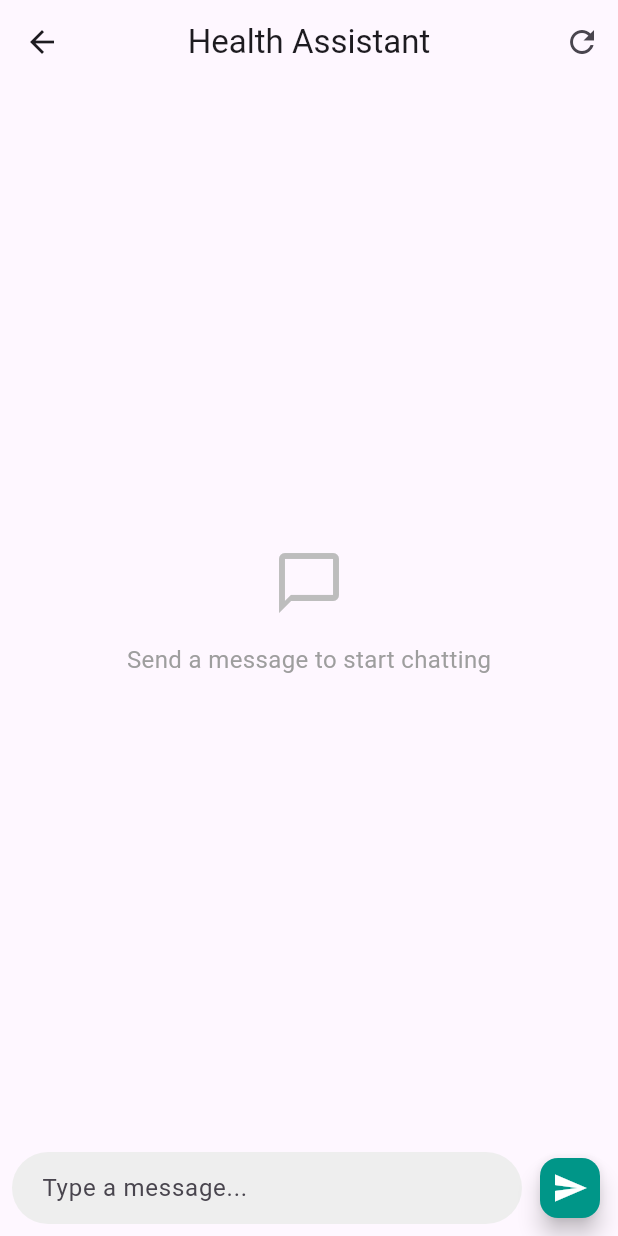
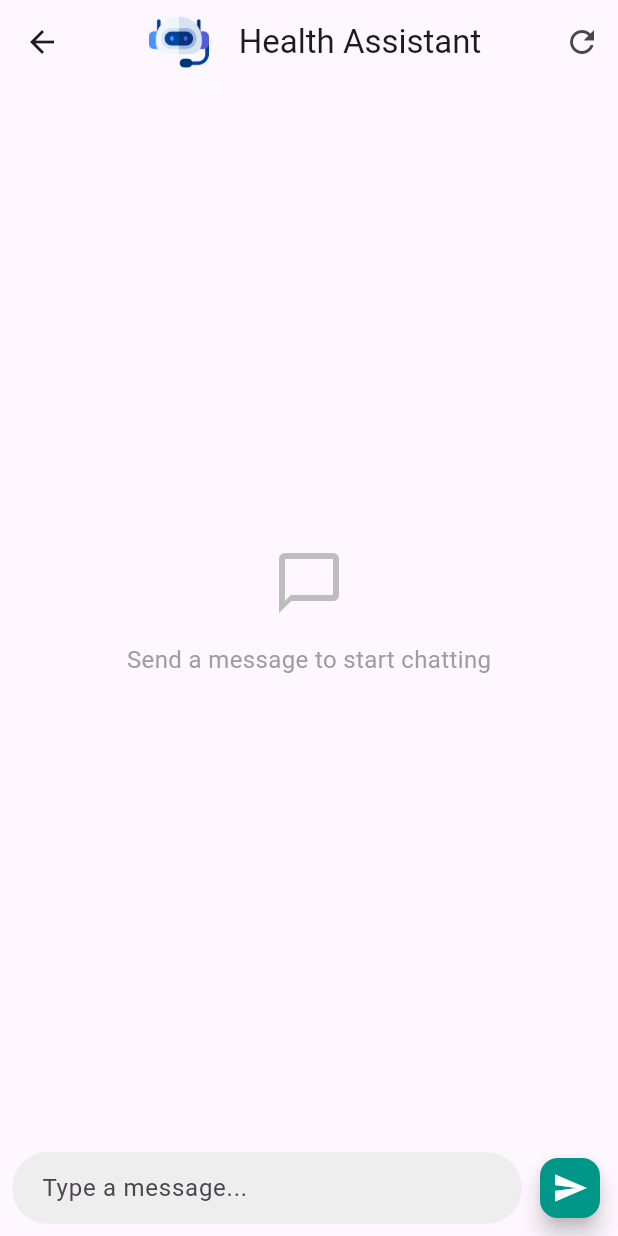
Before and after one commit to Naman2004singh/Vedavita, a Flutter app: the ChatScreen screen opened directly, on a phone screen of 412 x 824 dp. Run offline on Flutter 3.47's test engine with Material 3 defaults, Android fonts, the phone set to English and light mode, and no system bars; our stand-ins replace flutter_markdown, flutter_riverpod; project files that could hold a hidden picture were left out.

Commit message:
improved the app bar UI

```diff
--- a/lib/main.dart
+++ b/lib/main.dart
@@ -14,6 +14,7 @@
   Widget build(BuildContext context) {
     return MaterialApp(
       title: 'Flutter Demo',
+      debugShowCheckedModeBanner: false,
       theme: ThemeData(
         colorScheme: ColorScheme.fromSeed(seedColor: Colors.deepPurple),
         useMaterial3: true,
--- a/lib/views/chatbot/chatbot_screen.dart
+++ b/lib/views/chatbot/chatbot_screen.dart
@@ -16,7 +16,21 @@ class ChatScreen extends ConsumerWidget {
 
     return Scaffold(
       appBar: AppBar(
-        title: const Text('Health Assistant'),
+        backgroundColor: AppColors.transparentColor,
+        title: Row(
+          mainAxisAlignment: MainAxisAlignment.center,
+          children: [
+            Image.asset(
+              "assets/images/chatbot.png",
+              width: 40,
+              height: 40,
+            ),
+            const SizedBox(
+              width: 20,
+            ),
+            const Text('Health Assistant')
+          ],
+        ),
         centerTitle: true,
         actions: [
           IconButton(
```
